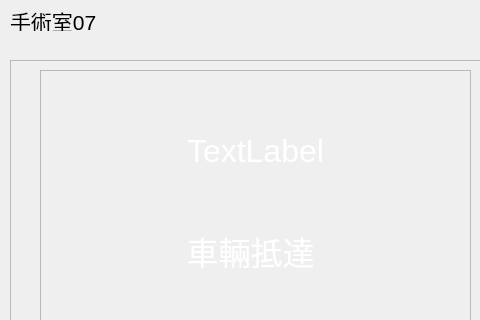
The window that desktop_software/desk_client.ui (kimurajz-create/amr-task-system) describes before a commit, drawn with Qt 5; both pictures show x 0 to 480 and y 0 to 320 of the 800 by 600 pixel window.
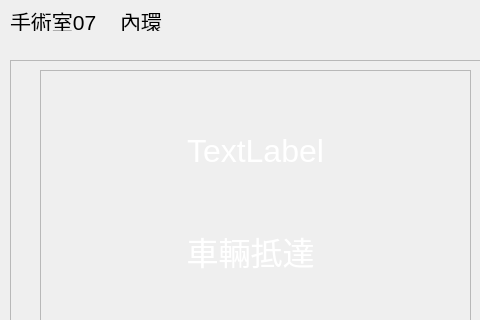
The same window after the commit.

```diff
--- a/desktop_software/desk_client.ui
+++ b/desktop_software/desk_client.ui
@@ -387,7 +387,7 @@
      <rect>
       <x>10</x>
       <y>10</y>
-      <width>181</width>
+      <width>101</width>
       <height>21</height>
      </rect>
     </property>
@@ -417,6 +417,24 @@
      <bool>true</bool>
     </property>
    </widget>
+   <widget class="QLabel" name="lbl_env">
+    <property name="geometry">
+     <rect>
+      <x>120</x>
+      <y>10</y>
+      <width>101</width>
+      <height>21</height>
+     </rect>
+    </property>
+    <property name="font">
+     <font>
+      <pointsize>16</pointsize>
+     </font>
+    </property>
+    <property name="text">
+     <string>內環</string>
+    </property>
+   </widget>
   </widget>
   <widget class="QMenuBar" name="menubar">
    <property name="geometry">
```
